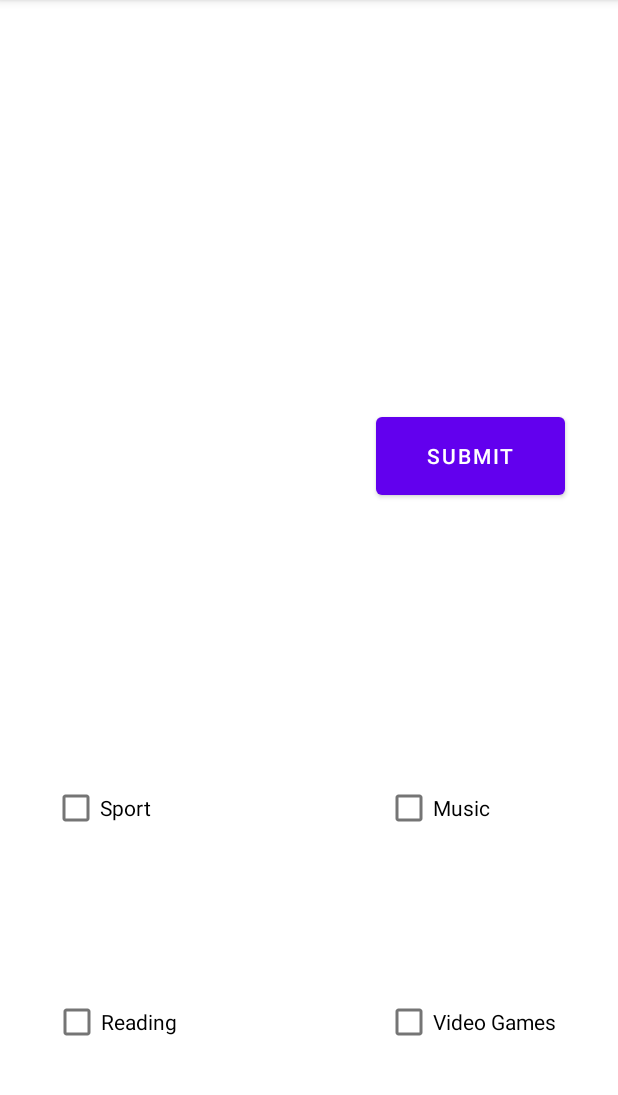
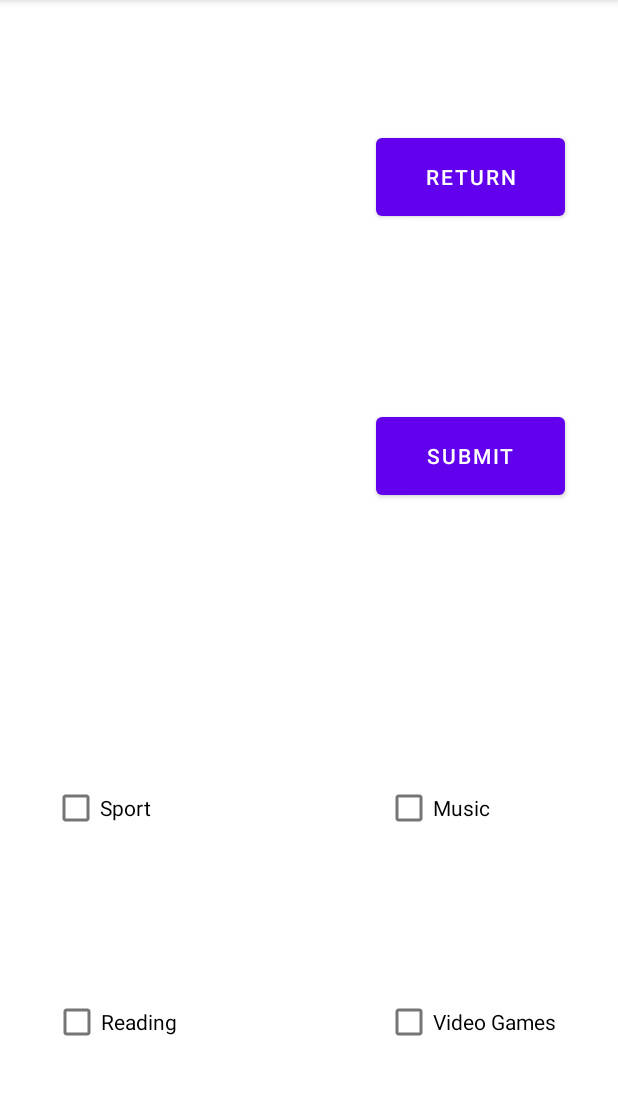
Before and after one commit to gaetanrm/TP3Mobile, an Android app: the screen it shows after launch (MainActivity), after a tap on "SUBMIT", on a phone screen of 412 x 824 dp, the part 84-1179 px from its top. Run offline under Robolectric (Android 15) with nearby library versions, the phone set to English and light mode, and no system bars.

Commit message:
Json File and return button of fragment 2

```diff
--- a/Exercice1/app/build.gradle
+++ b/Exercice1/app/build.gradle
@@ -29,6 +29,7 @@ android {
 
 dependencies {
 
+    implementation group: 'com.google.code.gson', name: 'gson', version: '2.8.6'
     implementation 'androidx.appcompat:appcompat:1.4.1'
     implementation 'com.google.android.material:material:1.5.0'
     implementation 'androidx.constraintlayout:constraintlayout:2.1.3'
--- a/Exercice1/app/src/main/java/com/example/exercice1/ResultData.java
+++ b/Exercice1/app/src/main/java/com/example/exercice1/ResultData.java
@@ -3,6 +3,7 @@ package com.example.exercice1;
 import android.os.Bundle;
 
 import androidx.fragment.app.Fragment;
+import androidx.fragment.app.FragmentTransaction;
 
 import android.view.LayoutInflater;
 import android.view.View;
@@ -12,13 +13,15 @@ import android.widget.CheckBox;
 import android.widget.EditText;
 import android.widget.TextView;
 
+import com.google.gson.Gson;
+
 import org.w3c.dom.Text;
 
 public class ResultData extends Fragment {
 
     TextView name, surname, date, email;
     CheckBox sport, music, reading, videogames;
-    Button submit;
+    Button submit, ret;
 
     public ResultData() {
         // Required empty public constructor
@@ -42,18 +45,36 @@ public class ResultData extends Fragment {
         reading = (CheckBox)rootLayout.findViewById(R.id.checkBox7);
         videogames = (CheckBox)rootLayout.findViewById(R.id.checkBox8);
         submit = (Button)rootLayout.findViewById(R.id.button2);
+        ret = (Button)rootLayout.findViewById(R.id.button3);
+
 
         assert this.getArguments() != null;
-        DataForm form =this.getArguments().getParcelable("Form");
+        String form =this.getArguments().getString("Form");
+        DataForm f = new Gson().fromJson(form, DataForm.class) ;
 
-        name.setText(form.getName());
-        surname.setText(form.getSurname());
-        date.setText(form.getDate());
-        email.setText(form.getEmail());
-        sport.setChecked(form.isSport());
-        music.setChecked(form.isMusic());
-        reading.setChecked(form.isReading());
-        videogames.setChecked(form.isVideogames());
+        name.setText(f.getName());
+        surname.setText(f.getSurname());
+        date.setText(f.getDate());
+        email.setText(f.getEmail());
+        sport.setChecked(f.isSport());
+        music.setChecked(f.isMusic());
+        reading.setChecked(f.isReading());
+        videogames.setChecked(f.isVideogames());
+
+        ret.setOnClickListener(new View.OnClickListener() {
+            @Override
+            public void onClick(View view) {
+                Bundle bundle = new Bundle();
+                bundle.putString("Form", new Gson().toJson(f));
+
+                assert getFragmentManager() != null;
+                FragmentTransaction fragmentTransaction = getFragmentManager().beginTransaction();
+                UserData fragment  = new UserData();
+                fragment.setArguments(bundle);
+                fragmentTransaction.replace(R.id.fragmentContainerView , fragment);
+                fragmentTransaction.commit();
+            }
+        });
 
         return rootLayout;
     }
--- a/Exercice1/app/src/main/res/layout/fragment_result_data.xml
+++ b/Exercice1/app/src/main/res/layout/fragment_result_data.xml
@@ -6,6 +6,18 @@
     android:layout_width="match_parent"
     android:layout_height="match_parent"
     tools:context=".ResultData" >
+
+    <Button
+        android:id="@+id/button3"
+        android:layout_width="126dp"
+        android:layout_height="64dp"
+        android:text="@string/ret"
+        app:layout_constraintBottom_toBottomOf="parent"
+        app:layout_constraintEnd_toEndOf="parent"
+        app:layout_constraintHorizontal_bias="0.877"
+        app:layout_constraintStart_toStartOf="parent"
+        app:layout_constraintTop_toTopOf="parent"
+        app:layout_constraintVertical_bias="0.122" />
 
     <CheckBox
         android:id="@+id/checkBox8"
--- a/Exercice1/app/src/main/res/values/strings.xml
+++ b/Exercice1/app/src/main/res/values/strings.xml
@@ -9,4 +9,5 @@
     <string name="reading">Reading</string>
     <string name="music">Music</string>
     <string name="submit">Submit</string>
+    <string name="ret">Return</string>
 </resources>
```
Also changed, not shown: Exercice1/app/src/main/java/com/example/exercice1/DataForm.java (+1 -40 lines), Exercice1/app/src/main/java/com/example/exercice1/UserData.java (+19 -2 lines), 1 other file.
